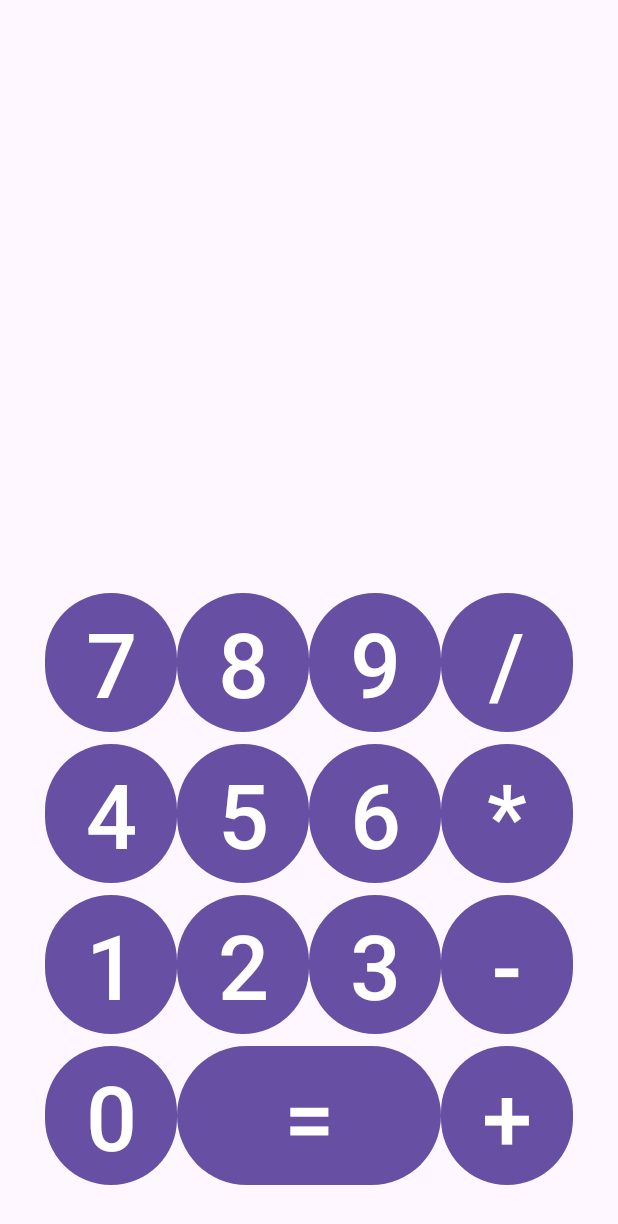
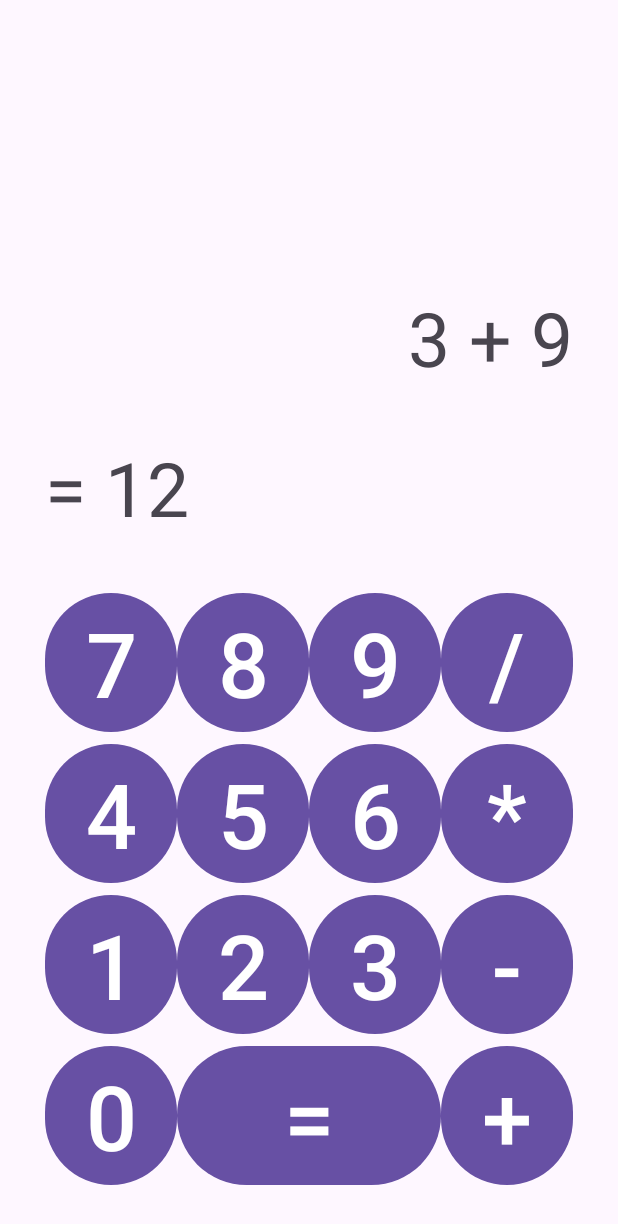
Before and after one commit to CharlsMikhail/PPDM-Practicas, an Android app: the screen it shows after launch (MainActivity), on a phone screen of 412 x 824 dp. Shown: the top 1224 px of the screen. Run offline under Robolectric (Android 15) with nearby library versions, the phone set to English and light mode, and no system bars.

Commit message:
update activity_main.xml, mejoramos el estilo de los textview de entrda y salida de datos

```diff
--- a/PRACTICA 3/2_CalculadoraBasica/app/src/main/res/layout/activity_main.xml
+++ b/PRACTICA 3/2_CalculadoraBasica/app/src/main/res/layout/activity_main.xml
@@ -13,12 +13,19 @@
     <TextView
         android:id="@+id/txt_input"
         android:layout_width="match_parent"
-        android:layout_height="100dp" />
+        android:layout_height="100dp"
+        android:textAlignment="textEnd"
+        android:text="3 + 9"
+        style="@style/TextEstilo" />
+
 
     <TextView
         android:id="@+id/txt_ouput"
         android:layout_width="match_parent"
-        android:layout_height="100dp" />
+        android:layout_height="100dp"
+        android:paddingBottom="30dp"
+        android:text="= 12"
+        style="@style/TextEstilo" />
 
 
     <GridLayout
--- a/PRACTICA 3/2_CalculadoraBasica/app/src/main/res/values/style.xml
+++ b/PRACTICA 3/2_CalculadoraBasica/app/src/main/res/values/style.xml
@@ -3,4 +3,8 @@
     <style name="BotonEstilo">
         <item name="android:textSize">60sp</item>
     </style>
+
+    <style name="TextEstilo">
+        <item name="android:textSize">50sp</item>
+    </style>
 </resources>
```
